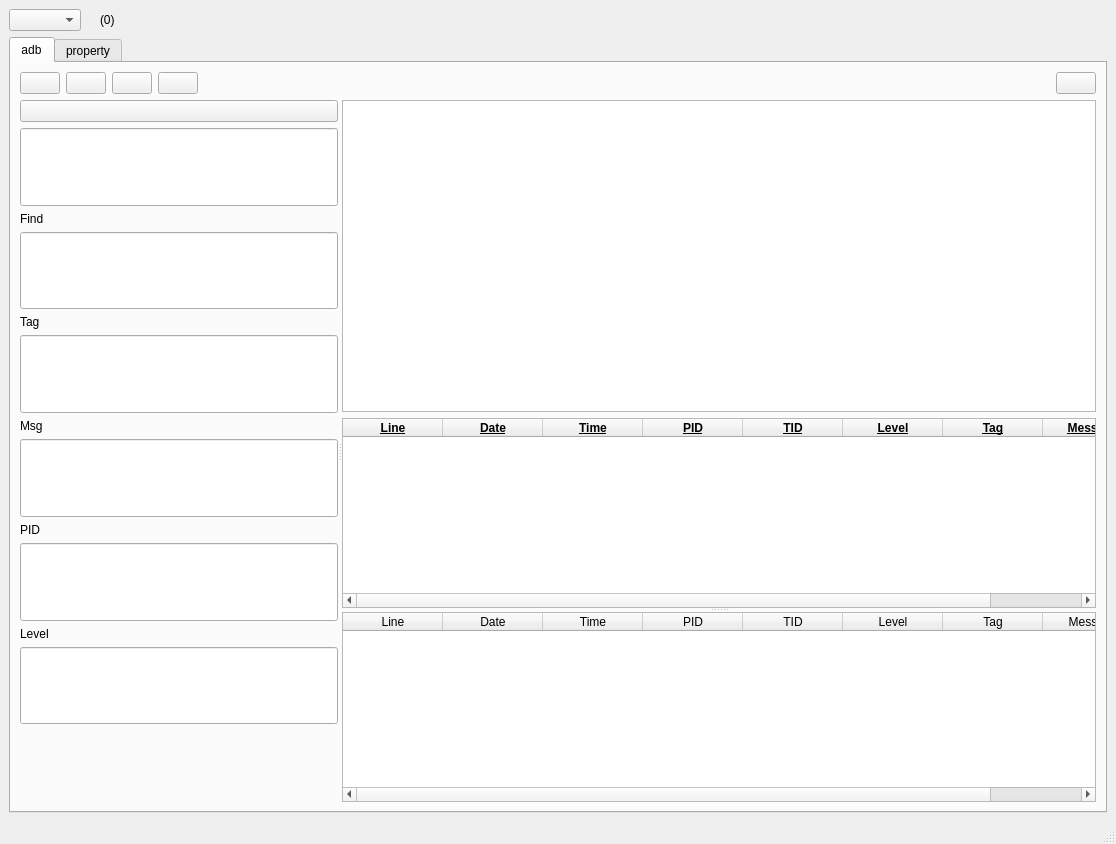
Above: src/forms/mainwindow.ui from truongnguyen4/tool-log before the change. Below: the same form after it.
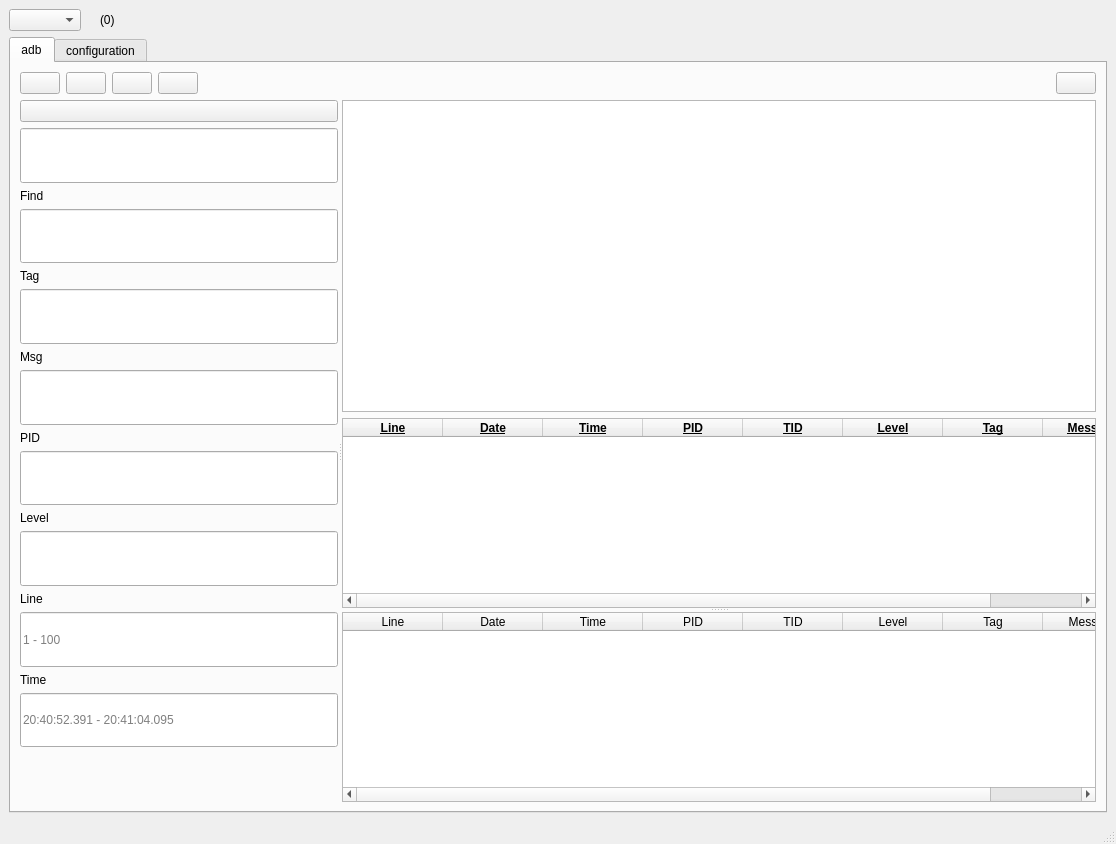
That is the form after the change. The open tabs and pages were chosen to show the change. Icons and pictures are not drawn.

Commit message: implement filter by line and time

Diff of the .ui file:
```diff
--- a/src/forms/mainwindow.ui
+++ b/src/forms/mainwindow.ui
@@ -333,6 +333,52 @@
                   </property>
                  </widget>
                 </item>
+                <item>
+                 <widget class="QLabel" name="label_6">
+                  <property name="text">
+                   <string>Line</string>
+                  </property>
+                 </widget>
+                </item>
+                <item>
+                 <widget class="QLineEdit" name="line">
+                  <property name="sizePolicy">
+                   <sizepolicy hsizetype="Expanding" vsizetype="Expanding">
+                    <horstretch>0</horstretch>
+                    <verstretch>0</verstretch>
+                   </sizepolicy>
+                  </property>
+                  <property name="focusPolicy">
+                   <enum>Qt::FocusPolicy::StrongFocus</enum>
+                  </property>
+                  <property name="placeholderText">
+                   <string notr="true">1 - 100</string>
+                  </property>
+                 </widget>
+                </item>
+                <item>
+                 <widget class="QLabel" name="label_12">
+                  <property name="text">
+                   <string>Time</string>
+                  </property>
+                 </widget>
+                </item>
+                <item>
+                 <widget class="QLineEdit" name="time">
+                  <property name="sizePolicy">
+                   <sizepolicy hsizetype="Expanding" vsizetype="Expanding">
+                    <horstretch>0</horstretch>
+                    <verstretch>0</verstretch>
+                   </sizepolicy>
+                  </property>
+                  <property name="focusPolicy">
+                   <enum>Qt::FocusPolicy::StrongFocus</enum>
+                  </property>
+                  <property name="placeholderText">
+                   <string>20:40:52.391 - 20:41:04.095</string>
+                  </property>
+                 </widget>
+                </item>
                 <item>
                  <spacer name="verticalSpacer">
                   <property name="orientation">
@@ -573,7 +619,7 @@
         </widget>
         <widget class="QWidget" name="pg_property">
          <attribute name="title">
-          <string>property</string>
+          <string>configuration</string>
          </attribute>
          <layout class="QVBoxLayout" name="verticalLayout_5">
           <item>
```
Left out of the diff: 47 changed lines with no effect on the pictures. Lines whose indentation alone changed are shown as unchanged. The commit also changes 14 other files.
